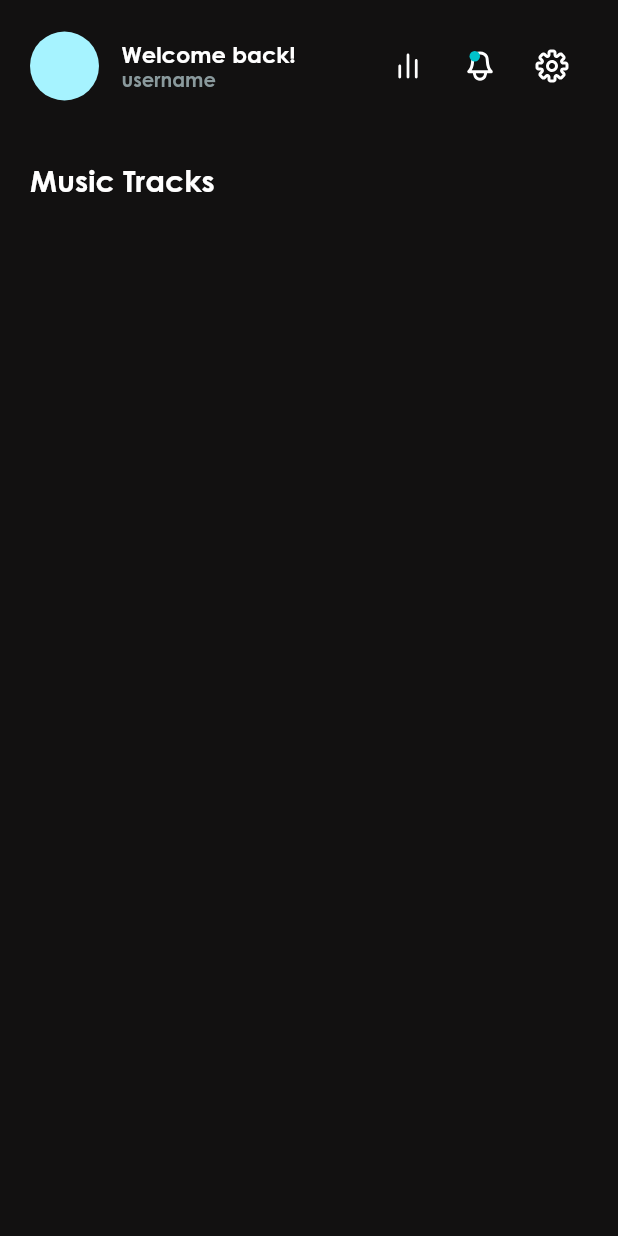
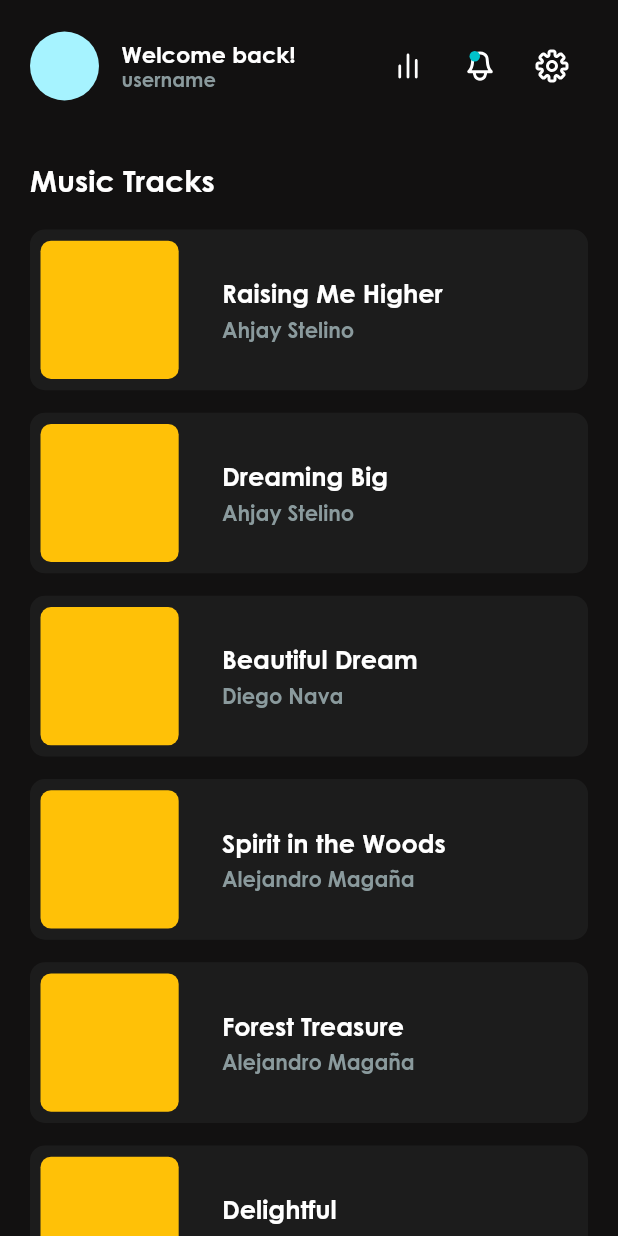
Before and after one commit to Nataliiabul/musium, a Flutter app: the HomeScreen screen opened by its route, on a phone screen of 412 x 824 dp. Run offline on Flutter 3.47's test engine with Material 2 defaults, Android fonts, the light colour scheme and no system bars; our stand-ins replace flutter_svg.

Commit message:
home page tracks structure

```diff
--- a/lib/main.dart
+++ b/lib/main.dart
@@ -1,4 +1,5 @@
 import 'package:flutter/material.dart';
+import 'package:musium/models/track.dart';
 
 import 'package:musium/screens/explore_screen.dart';
 import 'package:musium/screens/home_screen.dart';
@@ -9,6 +10,7 @@ import 'package:musium/screens/tabs_screen.dart';
 import 'package:musium/screens/welcome_screen.dart';
 
 import 'package:musium/splash_screen.dart';
+import 'package:provider/provider.dart';
 
 void main() {
   runApp(const MyApp());
@@ -19,7 +21,11 @@ class MyApp extends StatelessWidget {
 
   @override
   Widget build(BuildContext context) {
-    return MaterialApp(
+    return MultiProvider(
+      providers: [
+        ChangeNotifierProvider(create: (ctx)=> Track(),)
+      ],
+      child: MaterialApp(
         debugShowCheckedModeBanner: false,
         title: 'Flutter Demo',
         theme: ThemeData(
@@ -35,6 +41,7 @@ class MyApp extends StatelessWidget {
           ExploreScreen.routeName: (ctx) => const ExploreScreen(),
           LibraryScreen.routeName: (ctx) => const LibraryScreen(),
         },
+      ),
     );
   }
 }
--- a/lib/models/track.dart
+++ b/lib/models/track.dart
@@ -1,3 +1,5 @@
+import 'package:flutter/material.dart';
+
 class TrackItem {
   final String id;
   final String title;
@@ -16,8 +18,8 @@ class TrackItem {
   });
 }
 
-class Track {
-  static List tracks = [
+class Track with ChangeNotifier{
+  static final List _tracks = [
     TrackItem(
       id: '1',
       title: 'Raising Me Higher',
@@ -100,4 +102,8 @@ class Track {
       coverURL: '',
     ),
   ];
+
+  List get tracks {
+    return _tracks;
+  }
 }
--- a/lib/screens/home_screen.dart
+++ b/lib/screens/home_screen.dart
@@ -1,8 +1,11 @@
 import 'package:flutter/material.dart';
 import 'package:flutter_svg/flutter_svg.dart';
 
+import 'package:musium/models/track.dart';
 import 'package:musium/style/colors.dart';
 import 'package:musium/style/regular_text.dart';
+
+import 'package:provider/provider.dart';
 
 class HomeScreen extends StatefulWidget {
   static const routeName = '/home';
@@ -15,8 +18,8 @@ class HomeScreen extends StatefulWidget {
 class _HomeScreenState extends State<HomeScreen> {
   @override
   Widget build(BuildContext context) {
+    final trackData = Provider.of<Track>(context).tracks;
     return Scaffold(
-
       backgroundColor: AppColors.background,
       body: LayoutBuilder(
         builder: (context, constraints) => SafeArea(
@@ -35,7 +38,6 @@ class _HomeScreenState extends State<HomeScreen> {
                         radius: 23,
                       ),
                       const SizedBox(width: 15),
-
                       Column(
                         crossAxisAlignment: CrossAxisAlignment.start,
                         children: const [
@@ -51,14 +53,68 @@ class _HomeScreenState extends State<HomeScreen> {
                         ],
                       ),
                       Expanded(child: Container()),
-                      IconButton(onPressed: (){}, icon: SvgPicture.asset('assets/icons/bar-2.svg',)),
-                      IconButton(onPressed: (){}, icon: SvgPicture.asset('assets/icons/bell.svg')),
-                      IconButton(onPressed: (){}, icon: SvgPicture.asset('assets/icons/settings-ui.svg')),
+                      IconButton(
+                          onPressed: () {},
+                          icon: SvgPicture.asset(
+                            'assets/icons/bar-2.svg',
+                          )),
+                      IconButton(
+                          onPressed: () {},
+                          icon: SvgPicture.asset('assets/icons/bell.svg')),
+                      IconButton(
+                          onPressed: () {},
+                          icon:
+                              SvgPicture.asset('assets/icons/settings-ui.svg')),
                     ],
                   ),
                   const SizedBox(height: 40),
                   const RegularText(text: 'Music Tracks', fontSize: 20),
                   const SizedBox(height: 20),
+
+                  //
+                  ...trackData.map((trackItem) {
+                    return Column(
+                      children: [
+                        Container(
+                          width: constraints.maxWidth,
+                          height: constraints.maxHeight * 0.13,
+                          decoration: BoxDecoration(
+                            color: const Color(0xff1E1E1E).withOpacity(0.87),
+                            borderRadius: const BorderRadius.all(
+                              Radius.circular(10),
+                            ),
+                          ),
+                          child: Row(
+                            children: [
+                              const SizedBox(width: 7),
+                              Container(
+                                width: constraints.maxHeight * 0.13 - 15,
+                                height: constraints.maxHeight * 0.13 - 15,
+                                decoration: const BoxDecoration(
+                                  color: Colors.amber,
+                                  borderRadius: BorderRadius.all(
+                                    Radius.circular(7),
+                                  ),
+                                ),
+                              ),
+                              SizedBox(width: constraints.maxWidth * 0.07),
+
+                              Column(
+                                mainAxisAlignment: MainAxisAlignment.center,
+                                crossAxisAlignment: CrossAxisAlignment.start,
+                                children: [
+                                  RegularText(text: trackItem.title, fontSize: 17),
+                                  SizedBox(height: 5),
+                                  RegularText(text: trackItem.author, fontSize: 14, isLightColor: true,)
+                                ],
+                              )
+                            ],
+                          ),
+                        ),
+                        SizedBox(height: 15),
+                      ],
+                    );
+                  }).toList(),
                 ],
               ),
             ),
--- a/pubspec.yaml
+++ b/pubspec.yaml
@@ -32,6 +32,7 @@ dependencies:
   flutter:
     sdk: flutter
   flutter_svg: ^2.0.4
+  provider: ^6.0.5
 
 
   # The following adds the Cupertino Icons font to your application.
```
Also changed, not shown: pubspec.lock. Lines whose indentation alone changed are shown as unchanged.
